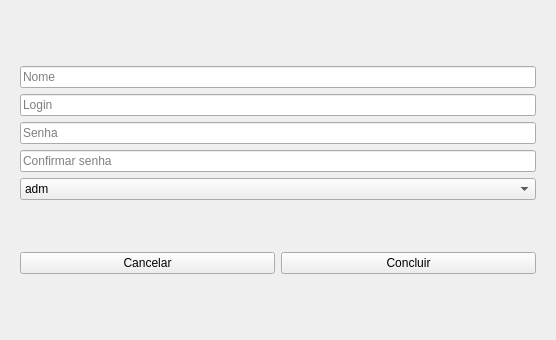
This is App/view/ui/registerEmployee.ui in Caiquef80/Gerenciamento-Escolar as Qt 5 draws it before an edit. The edited form follows.
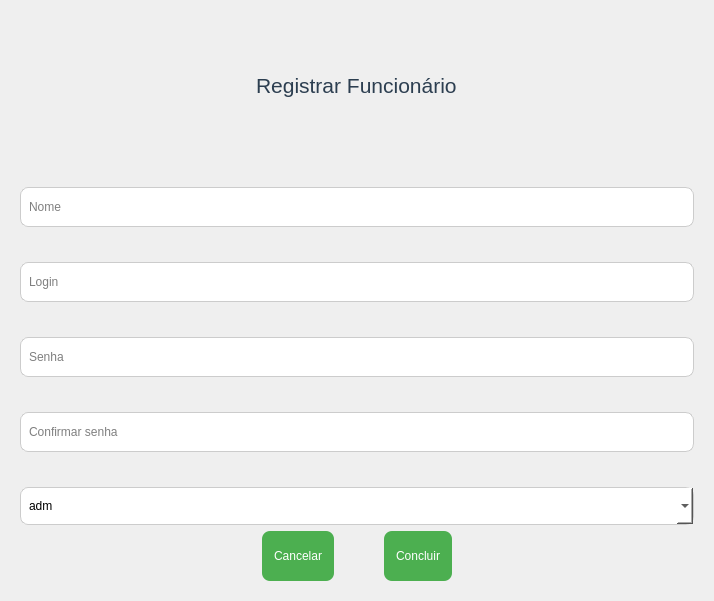
This is the edited form. Icons and pictures are not drawn.

Commit message: feat(tela deleteClass e registerParent) (#71)

```diff
--- a/App/view/ui/registerEmployee.ui
+++ b/App/view/ui/registerEmployee.ui
@@ -6,21 +6,95 @@
    <rect>
     <x>0</x>
     <y>0</y>
-    <width>556</width>
-    <height>340</height>
+    <width>714</width>
+    <height>601</height>
    </rect>
   </property>
+  <property name="minimumSize">
+   <size>
+    <width>0</width>
+    <height>0</height>
+   </size>
+  </property>
   <property name="windowTitle">
-   <string>Form</string>
+   <string>Cadastrar Funcionário</string>
+  </property>
+  <property name="windowIcon">
+   <iconset>
+    <normaloff>imagens/68045.png</normaloff>imagens/68045.png</iconset>
+  </property>
+  <property name="styleSheet">
+   <string notr="true">QComboBox {
+    border: 1px solid #ccc;
+    border-radius: 8px;
+    padding: 6px;
+    background: white;
+}
+
+QLabel{
+ font-family: &quot;Segoe UI&quot;, &quot;Arial&quot;, sans-serif;
+    font-size: 16px;
+    font-weight: 500;   
+    color: #2c3e50;
+}
+
+QLineEdit, QDateTimeEdit {
+    border: 1px solid #ccc;
+    border-radius: 8px;
+    padding: 6px;
+    background: white;
+}
+
+QLineEdit:focus, QDateTimeEdit:focus {
+    border: 2px solid #4CAF50;
+}
+
+QPushButton {
+    background-color: #4CAF50;
+    color: white;
+    border-radius: 8px;
+    padding: 6px 12px;
+}
+
+QPushButton:hover {
+    background-color: #45a049;
+}
+
+QPushButton:pressed {
+    background-color: #3d8b40;
+}
+</string>
   </property>
   <layout class="QHBoxLayout" name="horizontalLayout_2">
    <item>
     <widget class="QWidget" name="widget" native="true">
-     <layout class="QVBoxLayout" name="verticalLayout_2">
-      <item>
+     <layout class="QGridLayout" name="gridLayout">
+      <item row="0" column="0">
        <layout class="QVBoxLayout" name="verticalLayout">
+        <property name="spacing">
+         <number>35</number>
+        </property>
+        <item alignment="Qt::AlignHCenter">
+         <widget class="QLabel" name="label">
+          <property name="text">
+           <string>&lt;html&gt;&lt;head/&gt;&lt;body&gt;&lt;p&gt;&lt;span style=&quot; font-size:16pt; font-weight:400;&quot;&gt;Registrar Funcionário&lt;/span&gt;&lt;/p&gt;&lt;/body&gt;&lt;/html&gt;</string>
+          </property>
+         </widget>
+        </item>
         <item>
          <widget class="QLineEdit" name="nome">
+          <property name="minimumSize">
+           <size>
+            <width>0</width>
+            <height>40</height>
+           </size>
+          </property>
+          <property name="maximumSize">
+           <size>
+            <width>16777215</width>
+            <height>16777215</height>
+           </size>
+          </property>
           <property name="placeholderText">
            <string>Nome</string>
           </property>
@@ -28,6 +102,12 @@
         </item>
         <item>
          <widget class="QLineEdit" name="login">
+          <property name="minimumSize">
+           <size>
+            <width>0</width>
+            <height>40</height>
+           </size>
+          </property>
           <property name="placeholderText">
            <string>Login</string>
           </property>
@@ -35,6 +115,12 @@
         </item>
         <item>
          <widget class="QLineEdit" name="senha">
+          <property name="minimumSize">
+           <size>
+            <width>0</width>
+            <height>40</height>
+           </size>
+          </property>
           <property name="echoMode">
            <enum>QLineEdit::Password</enum>
           </property>
@@ -45,6 +131,12 @@
         </item>
         <item>
          <widget class="QLineEdit" name="confirmar_senha">
+          <property name="minimumSize">
+           <size>
+            <width>0</width>
+            <height>40</height>
+           </size>
+          </property>
           <property name="echoMode">
            <enum>QLineEdit::Password</enum>
           </property>
@@ -55,6 +147,24 @@
         </item>
         <item>
          <widget class="QComboBox" name="funcionario">
+          <property name="minimumSize">
+           <size>
+            <width>0</width>
+            <height>38</height>
+           </size>
+          </property>
+          <property name="maximumSize">
+           <size>
+            <width>16777215</width>
+            <height>16777215</height>
+           </size>
+          </property>
+          <property name="editable">
+           <bool>true</bool>
+          </property>
+          <property name="currentText">
+           <string>adm</string>
+          </property>
           <item>
            <property name="text">
             <string>adm</string>
@@ -74,22 +184,69 @@
         </item>
        </layout>
       </item>
-      <item>
+      <item row="1" column="0">
        <layout class="QHBoxLayout" name="horizontalLayout">
+        <property name="spacing">
+         <number>50</number>
+        </property>
         <item>
+         <spacer name="horizontalSpacer">
+          <property name="orientation">
+           <enum>Qt::Horizontal</enum>
+          </property>
+          <property name="sizeHint" stdset="0">
+           <size>
+            <width>40</width>
+            <height>20</height>
+           </size>
+          </property>
+         </spacer>
+        </item>
+        <item alignment="Qt::AlignHCenter">
          <widget class="QPushButton" name="btn_cancelar">
+          <property name="minimumSize">
+           <size>
+            <width>0</width>
+            <height>50</height>
+           </size>
+          </property>
+          <property name="maximumSize">
+           <size>
+            <width>16777215</width>
+            <height>16777215</height>
+           </size>
+          </property>
           <property name="text">
            <string>Cancelar</string>
           </property>
          </widget>
         </item>
-        <item>
+        <item alignment="Qt::AlignHCenter">
          <widget class="QPushButton" name="btn_concluir">
+          <property name="minimumSize">
+           <size>
+            <width>0</width>
+            <height>50</height>
+           </size>
+          </property>
           <property name="text">
            <string>Concluir</string>
           </property>
          </widget>
         </item>
+        <item>
+         <spacer name="horizontalSpacer_2">
+          <property name="orientation">
+           <enum>Qt::Horizontal</enum>
+          </property>
+          <property name="sizeHint" stdset="0">
+           <size>
+            <width>40</width>
+            <height>20</height>
+           </size>
+          </property>
+         </spacer>
+        </item>
        </layout>
       </item>
      </layout>
```
The commit also changes 9 other files.
